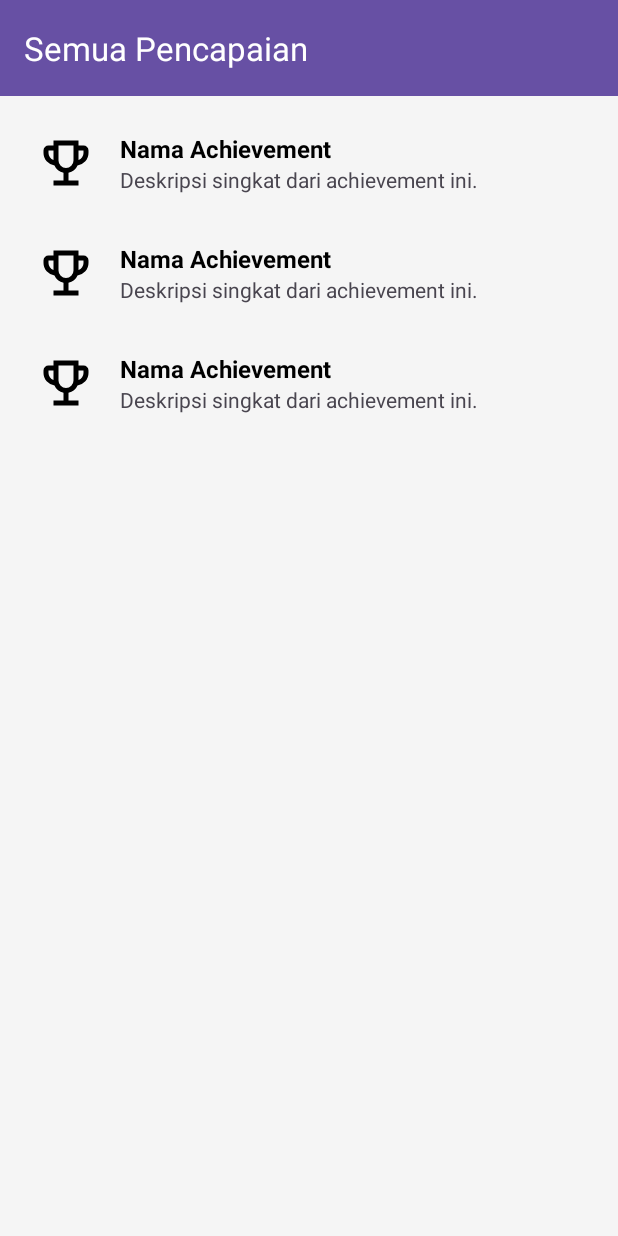
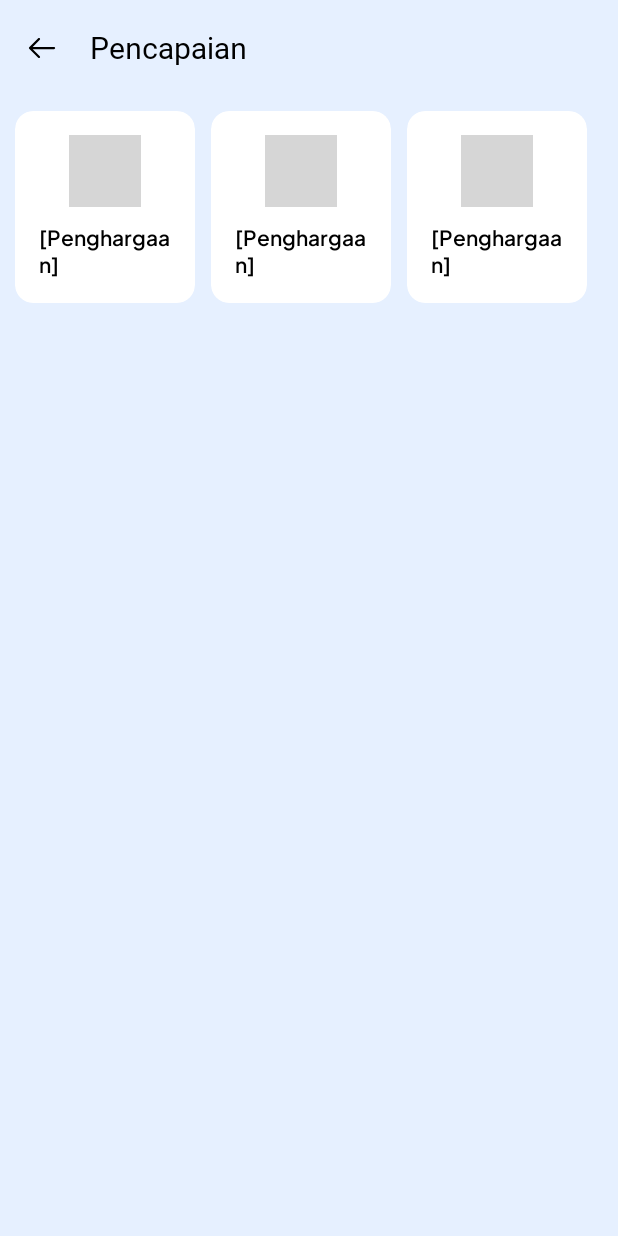
Before and after one commit to Bro31415/Skripsi, an Android app built with Jetpack Compose: the layout fragment_achievements.xml on its own in the app's theme, with its tools: preview values and no code run, on a phone screen of 412 x 824 dp. Run offline under Robolectric (Android 15) with nearby library versions, the phone set to English and light mode, and no system bars; Roboto replaces fonts that are not available here; grey boxes are pictures that could not be loaded.

```diff
--- a/app/build.gradle.kts
+++ b/app/build.gradle.kts
@@ -115,4 +115,8 @@ dependencies {
     implementation ("androidx.preference:preference:1.2.1")
 
     implementation ("nl.dionsegijn:konfetti-xml:2.0.4")
+
+    implementation("androidx.credentials:credentials:1.5.0")
+    implementation("androidx.credentials:credentials-play-services-auth:1.5.0")
+    implementation("com.google.android.libraries.identity.googleid:googleid:1.1.1")
 }
--- a/app/src/main/java/com/example/skripsi/data/repository/UserRepository.kt
+++ b/app/src/main/java/com/example/skripsi/data/repository/UserRepository.kt
@@ -120,7 +120,6 @@ class UserRepository {
 
                 // Tambahkan log untuk memeriksa data user
                 Log.d("UserProfile", "User data: $user")
-
                 user
             } catch (e: Exception) {
                 Log.e("UserProfile", "Failed to fetch user profile: ${e.message}")
@@ -182,7 +181,7 @@ class UserRepository {
     suspend fun calculateStreak(userId: String): Int {
         return withContext(Dispatchers.IO) {
             try {
-                val attempts = MyApp.supabase.from("user_quiz_attempts").select {
+                val attempts = MyApp.supabase.from("user_quiz_attempt").select {
                     filter {
                         eq("user_id", userId)
                     }
--- a/app/src/main/java/com/example/skripsi/ui/HomeActivity.kt
+++ b/app/src/main/java/com/example/skripsi/ui/HomeActivity.kt
@@ -20,6 +20,7 @@ class HomeActivity : AppCompatActivity() {
         setContentView(R.layout.activity_home)
 
         val bottomNavBar = findViewById<BottomNavigationView>(R.id.bottom_navigation)
+        bottomNavBar.selectedItemId = R.id.course
 
         if(savedInstanceState == null) {
              supportFragmentManager.beginTransaction().replace(R.id.fragment_container, CourseFragment()).commit()
--- a/app/src/main/java/com/example/skripsi/ui/auth/ForgotPasswordActivity.kt
+++ b/app/src/main/java/com/example/skripsi/ui/auth/ForgotPasswordActivity.kt
@@ -21,6 +21,7 @@ import com.example.skripsi.R
 import com.example.skripsi.data.repository.UserRepository
 import com.example.skripsi.viewmodel.AuthViewModel
 import com.example.skripsi.viewmodel.factory.AuthViewModelFactory
+import com.google.android.material.appbar.MaterialToolbar
 import com.google.android.material.button.MaterialButton
 import kotlinx.coroutines.CoroutineScope
 import kotlinx.coroutines.Dispatchers
@@ -35,7 +36,9 @@ class ForgotPasswordActivity : AppCompatActivity() {
         var etEmail = findViewById<EditText>(R.id.et_forgotPassword)
         var btnReset = findViewById<Button>(R.id.btn_resetPassword)
 
-        val toolbar = findViewById<Toolbar>(R.id.toolbar)
+        val toolbar = findViewById<MaterialToolbar>(R.id.toolbar)
+
+        setSupportActionBar(toolbar)
 
         val userRepository = UserRepository()
         val authViewModel: AuthViewModel by viewModels { AuthViewModelFactory(userRepository) }
--- a/app/src/main/java/com/example/skripsi/ui/course/AchievementAdapter.kt
+++ b/app/src/main/java/com/example/skripsi/ui/course/AchievementAdapter.kt
@@ -15,19 +15,17 @@ class AchievementAdapter(private val achievements: List<Achievement>) :
 
     class AchievementViewHolder(view: View) : RecyclerView.ViewHolder(view) {
         val nameTextView: TextView = view.findViewById(R.id.tv_achievement_name)
-        val descriptionTextView: TextView = view.findViewById(R.id.tv_achievement_description)
     }
 
     override fun onCreateViewHolder(parent: ViewGroup, viewType: Int): AchievementViewHolder {
         val view = LayoutInflater.from(parent.context)
-            .inflate(R.layout.item_achievement, parent, false)
+            .inflate(R.layout.item_achievement_card, parent, false)
         return AchievementViewHolder(view)
     }
 
     override fun onBindViewHolder(holder: AchievementViewHolder, position: Int) {
         val achievement = achievements[position]
         holder.nameTextView.text = achievement.name
-        holder.descriptionTextView.text = achievement.description
     }
 
     override fun getItemCount() = achievements.size
--- a/app/src/main/res/layout/activity_main.xml
+++ b/app/src/main/res/layout/activity_main.xml
@@ -36,7 +36,7 @@
 
     <TextView
         android:id="@+id/tv_signup"
-        android:text="Baru mengenal SundaKu?"
+        android:text="Baru mengenal AjarSunda?"
         android:layout_width="0dp"
         android:layout_height="wrap_content"
         android:layout_marginStart="32dp"
--- a/app/src/main/res/layout/fragment_achievements.xml
+++ b/app/src/main/res/layout/fragment_achievements.xml
@@ -1,26 +1,30 @@
+<?xml version="1.0" encoding="utf-8"?>
 <LinearLayout xmlns:android="http://schemas.android.com/apk/res/android"
     xmlns:app="http://schemas.android.com/apk/res-auto"
     xmlns:tools="http://schemas.android.com/tools"
     android:layout_width="match_parent"
     android:layout_height="match_parent"
     android:orientation="vertical"
-    android:background="#F5F5F5"
+    android:background="#E6F0FF"
     tools:context=".ui.AchievementsFragment">
 
     <androidx.appcompat.widget.Toolbar
         android:id="@+id/toolbar_achievements"
         android:layout_width="match_parent"
         android:layout_height="?attr/actionBarSize"
-        android:background="?attr/colorPrimary"
-        app:title="Semua Pencapaian"
-        app:titleTextColor="@android:color/white" />
+        app:title="Pencapaian"
+        app:titleTextAppearance="@style/TextAppearance.Skripsi.Mattone.Large"
+        app:titleTextColor="@android:color/black"
+        app:navigationIcon="@drawable/outline_arrow_left" />
 
     <androidx.recyclerview.widget.RecyclerView
         android:id="@+id/rv_achievements"
         android:layout_width="match_parent"
         android:layout_height="match_parent"
-        android:padding="8dp"
-        app:layoutManager="androidx.recyclerview.widget.LinearLayoutManager"
-        tools:listitem="@layout/item_achievement" />
+        android:padding="10dp"
+        android:clipToPadding="false"
+        app:layoutManager="androidx.recyclerview.widget.GridLayoutManager"
+        app:spanCount="3"
+        tools:listitem="@layout/item_achievement_card" />
 
 </LinearLayout>
--- a/app/src/main/res/layout/item_achievement.xml
+++ /dev/null
@@ -1,38 +0,0 @@
-<LinearLayout xmlns:android="http://schemas.android.com/apk/res/android"
-    android:layout_width="match_parent"
-    android:layout_height="wrap_content"
-    android:orientation="horizontal"
-    android:padding="16dp"
-    android:gravity="center_vertical">
-
-    <ImageView
-        android:layout_width="40dp"
-        android:layout_height="40dp"
-        android:src="@drawable/ic_achievement_trophy"
-        android:contentDescription="Ikon Pencapaian"/>
-
-    <LinearLayout
-        android:layout_width="0dp"
-        android:layout_height="wrap_content"
-        android:layout_weight="1"
-        android:orientation="vertical"
-        android:layout_marginStart="16dp">
-
-        <TextView
-            android:id="@+id/tv_achievement_name"
-            android:layout_width="wrap_content"
-            android:layout_height="wrap_content"
-            android:text="Nama Achievement"
-            android:textSize="16sp"
-            android:textStyle="bold"
-            android:textColor="@android:color/black"/>
-
-        <TextView
-            android:id="@+id/tv_achievement_description"
-            android:layout_width="wrap_content"
-            android:layout_height="wrap_content"
-            android:text="Deskripsi singkat dari achievement ini."
-            android:textSize="14sp"/>
-
-    </LinearLayout>
-</LinearLayout>
```
Also changed, not shown: app/src/main/java/com/example/skripsi/ui/auth/SignInActivity.kt (+88 -1 lines), app/src/main/java/com/example/skripsi/ui/settings/SettingsActivity.kt (deleted, +0 -15 lines), app/src/main/res/layout/activity_sign_in.xml (+14 -3 lines).
